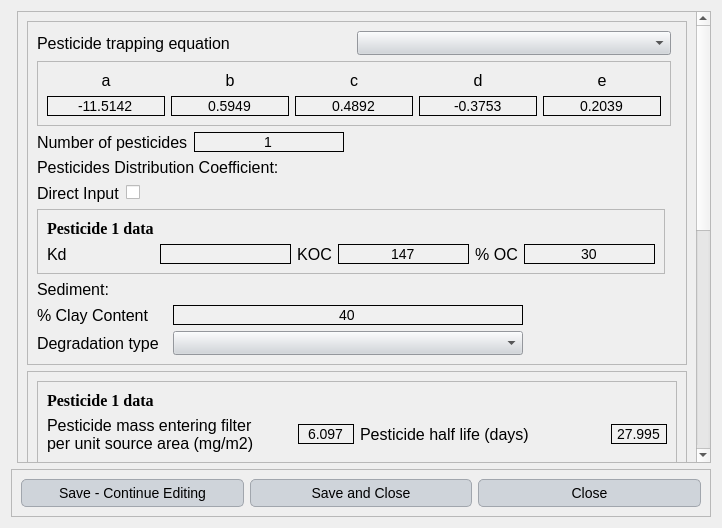
Before: the Qt Designer form Source_code/ui/water_quality.ui in Inigobarbe/VFSMOD-GUI, drawn with Qt 5.
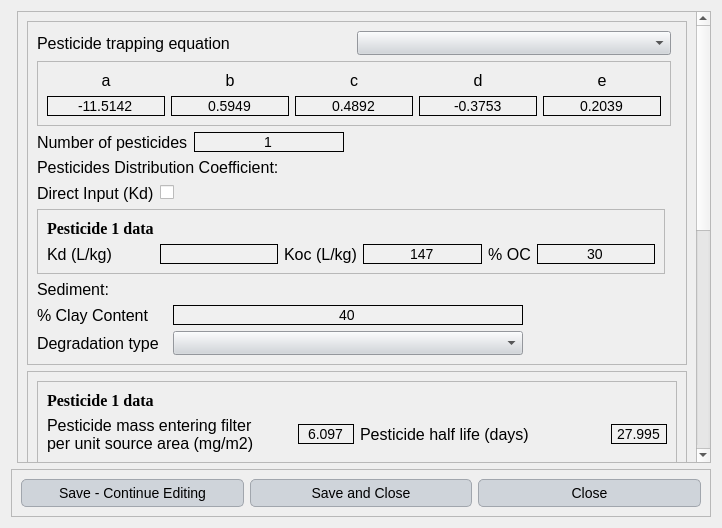
After: the same form once the commit is applied.

The edit to the form file:
```diff
--- a/Source_code/ui/water_quality.ui
+++ b/Source_code/ui/water_quality.ui
@@ -928,7 +928,7 @@
                   </size>
                  </property>
                  <property name="text">
-                  <string>Kd</string>
+                  <string>Kd (L/kg)</string>
                  </property>
                  <property name="alignment">
                   <set>Qt::AlignLeading|Qt::AlignLeft|Qt::AlignVCenter</set>
@@ -989,7 +989,7 @@
                <item row="1" column="2">
                 <widget class="QLabel" name="label_5">
                  <property name="text">
-                  <string>KOC</string>
+                  <string>Koc (L/kg)</string>
                  </property>
                  <property name="alignment">
                   <set>Qt::AlignCenter</set>
@@ -1016,7 +1016,7 @@
             <item>
              <widget class="QLabel" name="label_3">
               <property name="text">
-               <string>Direct Input</string>
+               <string>Direct Input (Kd)</string>
               </property>
              </widget>
             </item>
```
Left out of the diff: 2 changed lines with no effect on the pictures.
